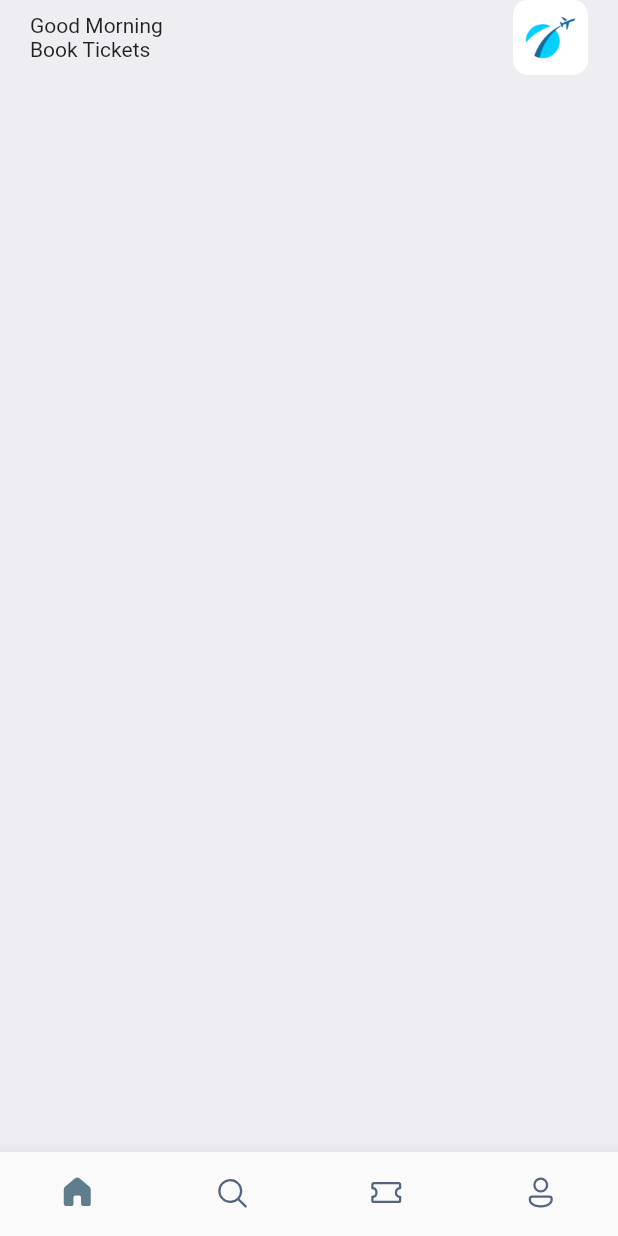
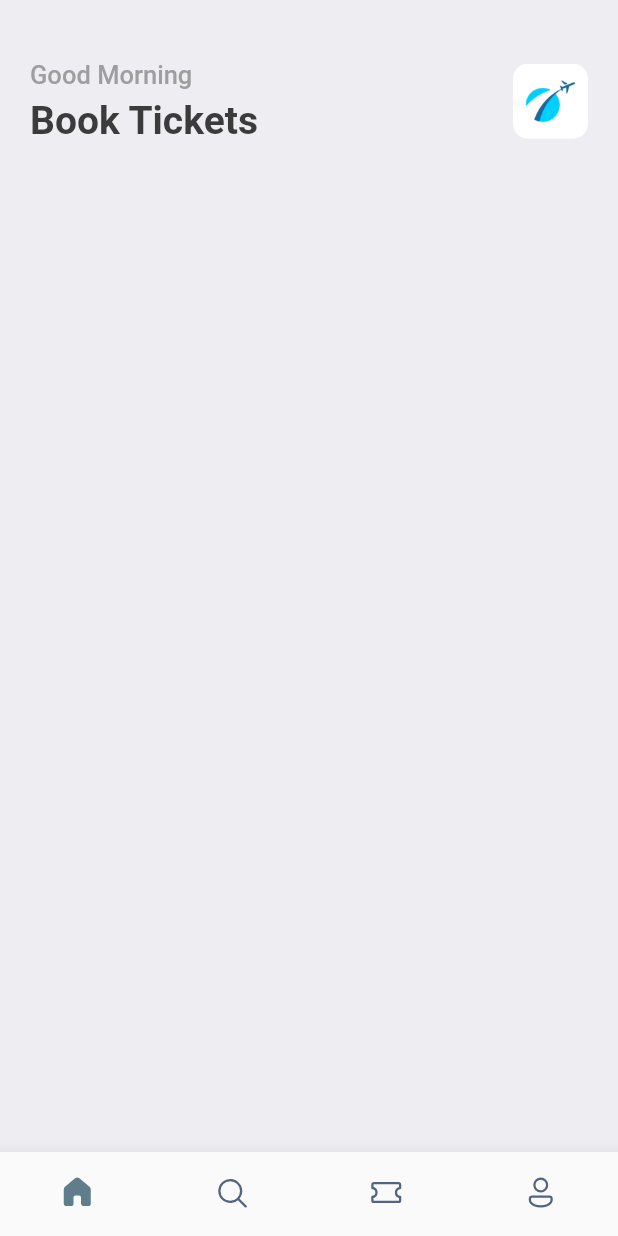
Before and after one commit to dpak1999/Flutter-ticket-booking-app, a Flutter app: the screen it shows after launch, on a phone screen of 412 x 824 dp. Run offline on Flutter 3.47's test engine with Material 2 defaults, Android fonts, the phone set to English and light mode, and no system bars; our stand-ins replace fluentui_icons, gap.

Commit message:
add : home page top section

```diff
--- a/lib/main.dart
+++ b/lib/main.dart
@@ -1,5 +1,6 @@
 import 'package:flutter/material.dart';
 import 'package:ticket_booking_app/screens/bottom_bar.dart';
+import 'package:ticket_booking_app/utils/app_styles.dart';
 
 void main() {
   runApp(const MyApp());
@@ -13,9 +14,7 @@ class MyApp extends StatelessWidget {
     return MaterialApp(
       debugShowCheckedModeBanner: false,
       title: 'Flutter Demo',
-      theme: ThemeData(
-        primarySwatch: Colors.blue,
-      ),
+      theme: ThemeData(primaryColor: primary),
       home: const BottomBar(),
     );
   }
--- a/lib/screens/home_screen.dart
+++ b/lib/screens/home_screen.dart
@@ -1,4 +1,6 @@
 import 'package:flutter/material.dart';
+import 'package:gap/gap.dart';
+import 'package:ticket_booking_app/utils/app_styles.dart';
 
 class HomeScreen extends StatelessWidget {
   const HomeScreen({super.key});
@@ -6,21 +8,29 @@ class HomeScreen extends StatelessWidget {
   @override
   Widget build(BuildContext context) {
     return Scaffold(
-      backgroundColor: const Color(0xFFeeedf2),
+      backgroundColor: Styles.bgColor,
       body: ListView(
         children: [
           Container(
             padding: const EdgeInsets.symmetric(horizontal: 20),
             child: Column(
               children: [
+                const Gap(40),
                 Row(
                   mainAxisAlignment: MainAxisAlignment.spaceBetween,
                   children: [
                     Column(
                       crossAxisAlignment: CrossAxisAlignment.start,
-                      children: const [
-                        Text("Good Morning"),
-                        Text("Book Tickets"),
+                      children: [
+                        Text(
+                          "Good Morning",
+                          style: Styles.headlineStyle3,
+                        ),
+                        const Gap(5),
+                        Text(
+                          "Book Tickets",
+                          style: Styles.headlineStyle1,
+                        ),
                       ],
                     ),
                     Container(
```
